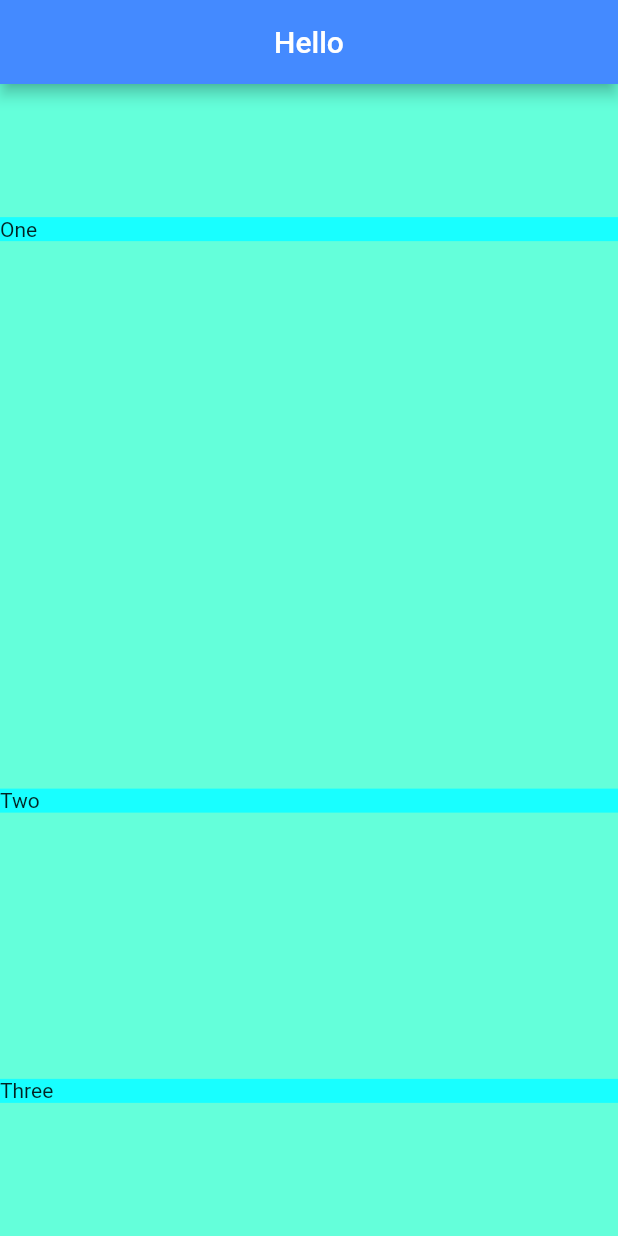
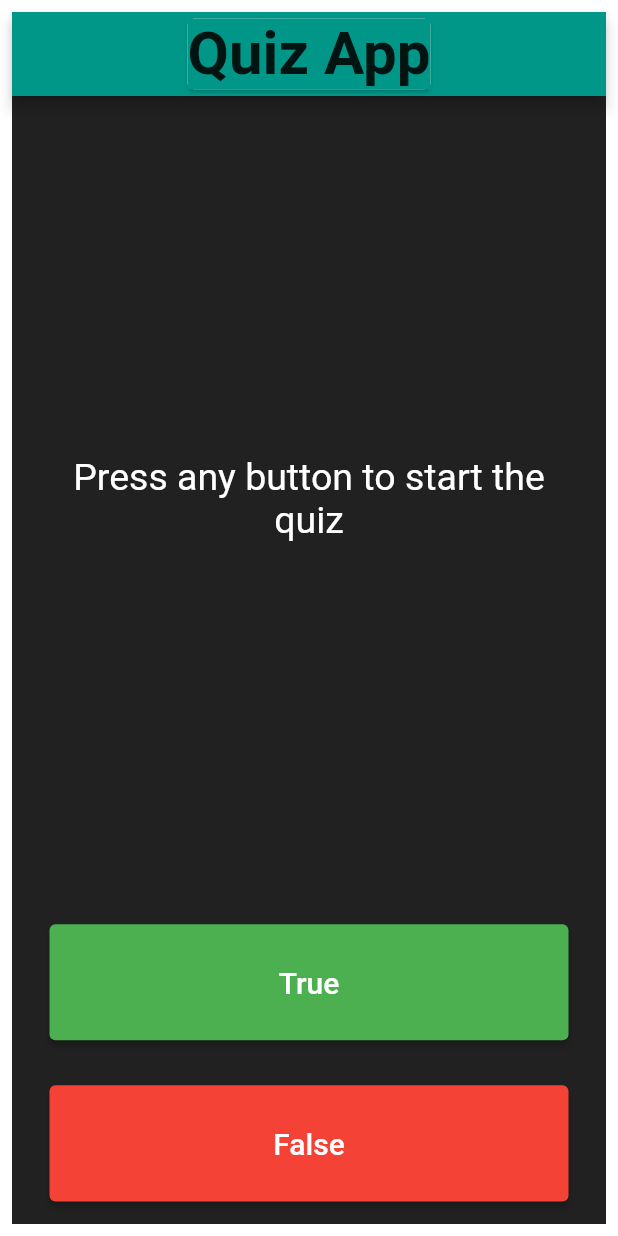
Before and after one commit to Varanasi-Software-Junction/VSJ-Flutter, a Flutter app: the screen it shows after launch, on a phone screen of 412 x 824 dp. Run offline on Flutter 3.47's test engine with Material 2 defaults, Android fonts, the phone set to English and light mode, and no system bars.

Commit message:
Added Quiz

```diff
--- a/lib/main.dart
+++ b/lib/main.dart
@@ -1,49 +1,191 @@
+import 'dart:ui';
+
 import 'package:flutter/material.dart';
 
 void main() {
-  runApp(const MyApp());
+  runApp(VSJQuizApp());
 }
 
-class MyApp extends StatelessWidget {
-  const MyApp({Key? key}) : super(key: key);
-
+class VSJQuizApp extends StatelessWidget {
   @override
   Widget build(BuildContext context) {
     return MaterialApp(
       debugShowCheckedModeBanner: false,
-      debugShowMaterialGrid: true,
       home: SafeArea(
-        child: Scaffold(
-          backgroundColor: Colors.tealAccent,
-          appBar: AppBar(
-            backgroundColor: Colors.blueAccent,
-            centerTitle: true,
-            title: const Text("Hello"),
-          ),
-          body: Column(
-            crossAxisAlignment: CrossAxisAlignment.stretch,
-            mainAxisSize: MainAxisSize.max,
-            mainAxisAlignment: MainAxisAlignment.spaceAround,
-            children: [
-              Container(
-                color: Colors.cyanAccent,
-                child: Text("One"),
+        child: Padding(
+          padding: const EdgeInsets.all(8.0),
+          child: Scaffold(
+            appBar: AppBar(
+              backgroundColor: Colors.teal,
+              title: Card(
+                  child: Text(
+                "Quiz App",
+                style: TextStyle(
+                  fontSize: 40,
+                  fontWeight: FontWeight.bold,
+                  backgroundColor: Colors.teal,
+                ),
+              )),
+              centerTitle: true,
+            ),
+            backgroundColor: Colors.grey.shade900,
+            body: SafeArea(
+              child: Padding(
+                padding: EdgeInsets.symmetric(horizontal: 10.0),
+                child: VSJQuiz(),
               ),
-              SizedBox(
-                height: 10,
-              ),
-              Container(
-                color: Colors.cyanAccent,
-                child: Text("Two"),
-              ),
-              Container(
-                color: Colors.cyanAccent,
-                child: Text("Three"),
-              ),
-            ],
+            ),
           ),
         ),
       ),
     );
   }
 }
+
+class VSJQuiz extends StatefulWidget {
+  @override
+  _VSJQuizState createState() => _VSJQuizState();
+}
+
+class _VSJQuizState extends State<VSJQuiz> {
+  String currentquestiontext = "Press any button to start the quiz";
+  int questionno = -1;
+  int correctanswers = 0;
+  bool isTestOver = false;
+  List<Question> questions = [
+    new Question("C is a programming language? T/F", true),
+    new Question("C++ is not an object oriented language.. T/F", false),
+    new Question("Python has dictionary.. T/F", true),
+    new Question("Hukulganj is the capital of Japan T/F", false)
+  ];
+  Question? currentquestion;
+  List<Widget> scores = [];
+
+  void setQuestion(bool b) {
+    //isTestOver=false;
+    //questionno=-1;
+    //scores.clear();
+
+    if (isTestOver) return;
+
+    if (questionno == -1) {
+      questionno++;
+      currentquestion = questions[questionno];
+      currentquestiontext = currentquestion!.question;
+      return;
+    }
+
+    if (questionno >= questions.length - 1) {
+      addResult(b);
+      currentquestiontext = "Questions Over. Correct answers = $correctanswers";
+      isTestOver = true;
+      return;
+    }
+
+    addResult(b);
+    questionno++;
+    if (questionno <= questions.length - 1) {
+      currentquestion = questions[questionno];
+      currentquestiontext = currentquestion!.question;
+    }
+  }
+
+  void addResult(bool b) {
+    bool iscorrect = b == currentquestion!.correctAnswer;
+    //scores.clear();
+    if (iscorrect) {
+      correctanswers++;
+      scores.add(Icon(Icons.check, color: Colors.green));
+    } else {
+      scores.add(Icon(Icons.close, color: Colors.red));
+    }
+  }
+
+  @override
+  Widget build(BuildContext context) {
+    return Column(
+      mainAxisAlignment: MainAxisAlignment.spaceBetween,
+      crossAxisAlignment: CrossAxisAlignment.stretch,
+      children: <Widget>[
+        Expanded(
+          flex: 5,
+          child: Padding(
+            padding: EdgeInsets.all(10.0),
+            child: Center(
+              child: Text(
+                currentquestiontext,
+                textAlign: TextAlign.center,
+                style: TextStyle(
+                  fontSize: 25.0,
+                  color: Colors.white,
+                ),
+              ),
+            ),
+          ),
+        ),
+        Expanded(
+          child: Padding(
+            padding: EdgeInsets.all(15.0),
+            child: ElevatedButton(
+                style: ElevatedButton.styleFrom(
+                  primary: Colors.green,
+                  minimumSize: const Size.fromHeight(50),
+                ),
+                child: Text(
+                  'True',
+                  style: TextStyle(
+                    color: Colors.white,
+                    fontSize: 20.0,
+                  ),
+                ),
+                onPressed: () {
+                  print("Submitted True");
+                  setState(() {
+                    // addResult(true);
+                    setQuestion(true);
+                  });
+                }),
+          ),
+        ),
+        Expanded(
+          child: Padding(
+            padding: EdgeInsets.all(15.0),
+            child: ElevatedButton(
+              style: ElevatedButton.styleFrom(
+                primary: Colors.red,
+                minimumSize: const Size.fromHeight(50),
+              ),
+              child: Text(
+                'False',
+                style: TextStyle(
+                  fontSize: 20.0,
+                  color: Colors.white,
+                ),
+              ),
+              onPressed: () {
+                print("Submitted False");
+                setState(() {
+                  // addResult(false);
+                  setQuestion(false);
+                });
+              },
+            ),
+          ),
+        ),
+        Row(
+          children: scores,
+        ),
+      ],
+    );
+  }
+}
+
+class Question {
+  String question = "";
+  bool correctAnswer = false;
+
+  Question(String question, bool correctAnswer) {
+    this.question = question;
+    this.correctAnswer = correctAnswer;
+  }
+}
```
